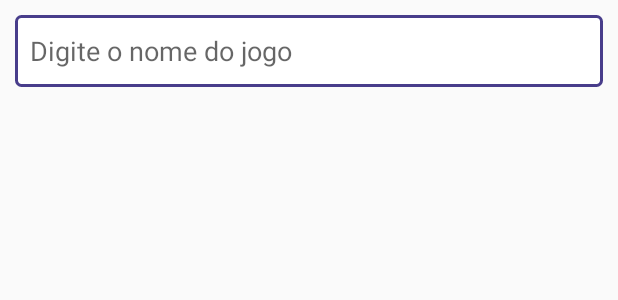
After one commit to MizaniDev/deals, an Android app: the layout fragment_search.xml on its own in the app's theme, with its tools: preview values and no code run, on a phone screen of 412 x 824 dp. The commit adds this screen. Shown: the top 300 px of the screen. Run offline under Robolectric (Android 15) with nearby library versions, the phone set to English and light mode, and no system bars.

Commit message:
Pesquisa de jogo

```diff
--- a/app/src/main/java/com/mizanidev/deals/api/NintendoEndpoint.kt
+++ b/app/src/main/java/com/mizanidev/deals/api/NintendoEndpoint.kt
@@ -23,4 +23,6 @@ interface NintendoEndpoint {
     fun currencies() : Call<CurrencyData>
     @GET("games?")
     fun showMoreGames(@QueryMap query: Map<String, String>): Call<GamesRequest>
+    @GET("games?")
+    fun requestSearchGame(@QueryMap query: Map<String, String>) : Call<GamesRequest>
 }
--- a/app/src/main/java/com/mizanidev/deals/modules/MainModule.kt
+++ b/app/src/main/java/com/mizanidev/deals/modules/MainModule.kt
@@ -1,6 +1,7 @@
 package com.mizanidev.deals.modules
 
 import com.google.firebase.database.FirebaseDatabase
+import com.mizanidev.deals.view.fragments.BaseFragmentViewModel
 import com.mizanidev.deals.view.fragments.onsale.viewmodel.OnSaleViewModel
 import com.mizanidev.deals.view.fragments.releases.viewmodel.ReleasesViewModel
 import com.mizanidev.deals.view.fragments.soon.viewmodel.SoonViewModel
@@ -23,4 +24,5 @@ val mainModule = module {
     viewModel { OnSaleViewModel() }
     viewModel { ReleasesViewModel() }
     viewModel { SoonViewModel() }
+    viewModel { BaseFragmentViewModel() }
 }
--- a/app/src/main/java/com/mizanidev/deals/view/activity/HomeActivityAdapter.kt
+++ b/app/src/main/java/com/mizanidev/deals/view/activity/HomeActivityAdapter.kt
@@ -16,7 +16,8 @@ import com.mizanidev.deals.util.CountryFlags
 import kotlinx.android.synthetic.main.recycler_view_main_row.view.*
 
 class HomeActivityAdapter(private val context: Context,
-                          private var games: ArrayList<GamesList?>) :
+                          private var games: ArrayList<GamesList?>,
+                          private val fromSearch: Boolean = false) :
     RecyclerView.Adapter<HomeActivityAdapter.ItemViewHolder>(){
 
     class ItemViewHolder(itemView: View): RecyclerView.ViewHolder(itemView){
@@ -52,6 +53,9 @@ class HomeActivityAdapter(private val context: Context,
                 if(game.priceInfo?.hasDiscount == true) {
                     holder.discountPrice.text = game.priceInfo.discountPrice?.discountPrice
                     holder.percent.text = game.priceInfo.discountPrice?.percentOff?.toString().plus("% OFF")
+                    if(fromSearch) {
+                        holder.percent.visibility = View.GONE
+                    }
 
                     val spannable = SpannableString(game.priceInfo.regularPrice?.regularPrice)
                     game.priceInfo.regularPrice?.regularPrice?.length?.let { it1 ->
--- a/app/src/main/java/com/mizanidev/deals/view/fragments/onsale/OnSaleFragment.kt
+++ b/app/src/main/java/com/mizanidev/deals/view/fragments/onsale/OnSaleFragment.kt
@@ -1,6 +1,7 @@
 package com.mizanidev.deals.view.fragments.onsale
 
 import android.os.Bundle
+import android.util.Log
 import android.view.LayoutInflater
 import android.view.View
 import android.view.ViewGroup
@@ -8,6 +9,7 @@ import android.widget.ProgressBar
 import androidx.lifecycle.Observer
 import androidx.recyclerview.widget.LinearLayoutManager
 import androidx.recyclerview.widget.RecyclerView
+import com.google.android.material.floatingactionbutton.FloatingActionButton
 import com.mizanidev.deals.R
 import com.mizanidev.deals.model.generalapi.GamesList
 import com.mizanidev.deals.model.generalapi.GamesRequest
@@ -30,6 +32,7 @@ class OnSaleFragment : BaseFragment() {
     private lateinit var loadMoreItemsCells: ArrayList<GamesList?>
     private lateinit var scrollListener: RecyclerViewLoadMoreScroll
     private lateinit var mLayoutManager: RecyclerView.LayoutManager
+    private lateinit var searchButton: FloatingActionButton
 
     private val viewModel: OnSaleViewModel by viewModel()
 
@@ -48,6 +51,8 @@ class OnSaleFragment : BaseFragment() {
         recyclerView = view.findViewById(R.id.recycler_view)
         loading = view.findViewById(R.id.loading)
         loadingRow = view.findViewById(R.id.loading_row)
+        searchButton = view.findViewById(R.id.floating_action_button)
+        searchButton.setOnClickListener { showSearchGame() }
     }
 
     private fun setObservables(){
--- a/app/src/main/java/com/mizanidev/deals/view/fragments/releases/ReleasesFragment.kt
+++ b/app/src/main/java/com/mizanidev/deals/view/fragments/releases/ReleasesFragment.kt
@@ -8,6 +8,7 @@ import android.widget.ProgressBar
 import androidx.lifecycle.Observer
 import androidx.recyclerview.widget.LinearLayoutManager
 import androidx.recyclerview.widget.RecyclerView
+import com.google.android.material.floatingactionbutton.FloatingActionButton
 import com.mizanidev.deals.R
 import com.mizanidev.deals.model.generalapi.GamesList
 import com.mizanidev.deals.model.generalapi.GamesRequest
@@ -30,6 +31,7 @@ class ReleasesFragment : BaseFragment() {
     private lateinit var loadMoreItemsCells: ArrayList<GamesList?>
     private lateinit var scrollListener: RecyclerViewLoadMoreScroll
     private lateinit var mLayoutManager: RecyclerView.LayoutManager
+    private lateinit var searchButton: FloatingActionButton
 
     private val viewModel: ReleasesViewModel by viewModel()
 
@@ -48,6 +50,8 @@ class ReleasesFragment : BaseFragment() {
         recyclerView = view.findViewById(R.id.recycler_view)
         loading = view.findViewById(R.id.loading)
         loadingRow = view.findViewById(R.id.loading_row)
+        searchButton = view.findViewById(R.id.floating_action_button)
+        searchButton.setOnClickListener { showSearchGame() }
     }
 
     private fun setObservables(){
--- a/app/src/main/java/com/mizanidev/deals/view/fragments/soon/SoonFragment.kt
+++ b/app/src/main/java/com/mizanidev/deals/view/fragments/soon/SoonFragment.kt
@@ -1,6 +1,7 @@
 package com.mizanidev.deals.view.fragments.soon
 
 import android.os.Bundle
+import android.util.Log
 import android.view.LayoutInflater
 import android.view.View
 import android.view.ViewGroup
@@ -8,6 +9,7 @@ import android.widget.ProgressBar
 import androidx.lifecycle.Observer
 import androidx.recyclerview.widget.LinearLayoutManager
 import androidx.recyclerview.widget.RecyclerView
+import com.google.android.material.floatingactionbutton.FloatingActionButton
 import com.mizanidev.deals.R
 import com.mizanidev.deals.model.generalapi.GamesList
 import com.mizanidev.deals.model.generalapi.GamesRequest
@@ -31,6 +33,8 @@ class SoonFragment : BaseFragment() {
     private lateinit var scrollListener: RecyclerViewLoadMoreScroll
     private lateinit var mLayoutManager: RecyclerView.LayoutManager
 
+    private lateinit var searchButton: FloatingActionButton
+
     private val viewModel: SoonViewModel by viewModel()
 
     override fun onCreateView(inflater: LayoutInflater, container: ViewGroup?, savedInstanceState: Bundle?): View? {
@@ -48,6 +52,8 @@ class SoonFragment : BaseFragment() {
         recyclerView = view.findViewById(R.id.recycler_view)
         loading = view.findViewById(R.id.loading)
         loadingRow = view.findViewById(R.id.loading_row)
+        searchButton = view.findViewById(R.id.floating_action_button)
+        searchButton.setOnClickListener { showSearchGame() }
     }
 
     private fun setObservables(){
--- a/app/src/main/java/com/mizanidev/deals/viewmodel/ViewState.kt
+++ b/app/src/main/java/com/mizanidev/deals/viewmodel/ViewState.kt
@@ -26,4 +26,8 @@ sealed class ViewState {
     object SuggestionSent: ViewState()
     object SuggestionError: ViewState()
 
+    //Search
+    object SearchLoading: ViewState()
+    object SearchLoaded: ViewState()
+    data class RefreshSearch(var items: GamesRequest?) : ViewState()
 }
--- /dev/null
+++ b/app/src/main/res/drawable/ic_search.xml
@@ -0,0 +1,5 @@
+<vector android:height="24dp" android:tint="#FFFFFF"
+    android:viewportHeight="24.0" android:viewportWidth="24.0"
+    android:width="24dp" xmlns:android="http://schemas.android.com/apk/res/android">
+    <path android:fillColor="#FF000000" android:pathData="M15.5,14h-0.79l-0.28,-0.27C15.41,12.59 16,11.11 16,9.5 16,5.91 13.09,3 9.5,3S3,5.91 3,9.5 5.91,16 9.5,16c1.61,0 3.09,-0.59 4.23,-1.57l0.27,0.28v0.79l5,4.99L20.49,19l-4.99,-5zM9.5,14C7.01,14 5,11.99 5,9.5S7.01,5 9.5,5 14,7.01 14,9.5 11.99,14 9.5,14z"/>
+</vector>
--- /dev/null
+++ b/app/src/main/res/layout/fragment_search.xml
@@ -0,0 +1,38 @@
+<?xml version="1.0" encoding="utf-8"?>
+<LinearLayout xmlns:android="http://schemas.android.com/apk/res/android"
+              android:orientation="vertical"
+              android:layout_width="match_parent"
+              android:layout_height="match_parent"
+              android:layout_marginLeft="@dimen/size_10dp"
+              android:layout_marginRight="@dimen/size_10dp">
+
+    <EditText
+            android:id="@+id/edit_type_game"
+            android:layout_width="match_parent"
+            android:layout_height="@dimen/size_48dp"
+            android:background="@drawable/edittext_selector"
+            android:paddingLeft="@dimen/size_10dp"
+            android:hint="@string/search_game"
+            android:lines="1"
+            android:inputType="text"
+            android:layout_marginTop="@dimen/size_10dp"
+            android:layout_marginBottom="@dimen/size_10dp"/>
+
+    <ProgressBar
+            android:id="@+id/search_progress"
+            android:layout_width="match_parent"
+            android:layout_height="wrap_content"
+            android:visibility="gone"
+            android:layout_marginTop="@dimen/size_10dp"
+            android:layout_marginBottom="@dimen/size_10dp"/>
+
+    <androidx.recyclerview.widget.RecyclerView
+            android:id="@+id/recycler_search"
+            android:layout_width="match_parent"
+            android:layout_height="wrap_content"
+            android:layout_marginTop="@dimen/size_10dp">
+
+    </androidx.recyclerview.widget.RecyclerView>
+
+
+</LinearLayout>
--- a/app/src/main/res/values/strings.xml
+++ b/app/src/main/res/values/strings.xml
@@ -48,6 +48,9 @@
     <string name="suggestion_sent">Sugestão enviada :)</string>
     <string name="suggestion_error">Você já atingiu o limite de sugestões</string>
 
+    <string name="search_game_title">Buscar jogo</string>
+    <string name="search_game">Digite o nome do jogo</string>
+
     <string name="soon_feature">Chegando em breve :)</string>
     <string name="no_results">Sem resultados</string>
 
```
Also changed, not shown: app/src/main/java/com/mizanidev/deals/api/Request.kt (+26 -0 lines), app/src/main/java/com/mizanidev/deals/view/fragments/BaseFragment.kt (+85 -1 lines), app/src/main/java/com/mizanidev/deals/view/fragments/BaseFragmentViewModel.kt (added, +52 -0 lines), app/src/main/res/layout/recycler_view_main.xml (+19 -2 lines).
